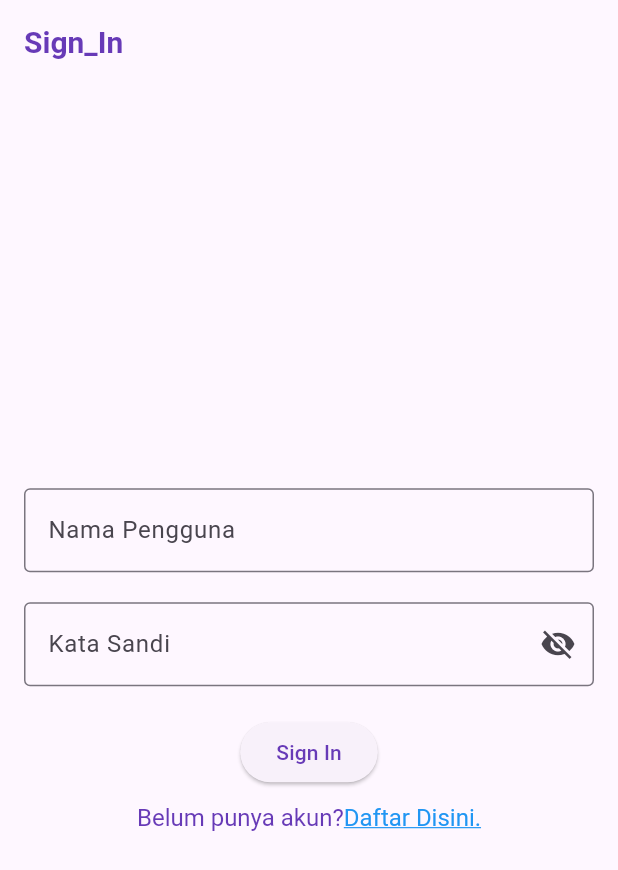
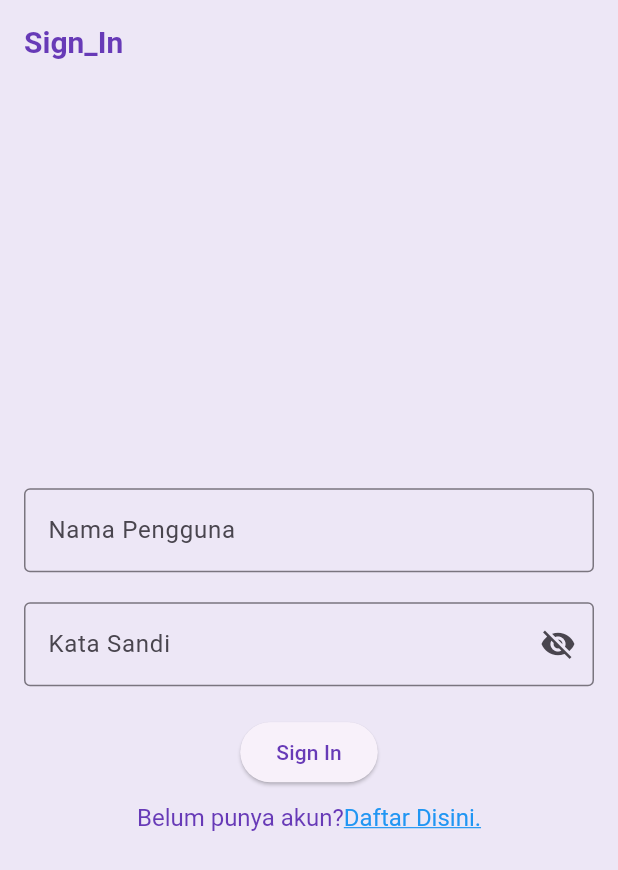
Before and after one commit to Mobile-Programming-MDP/materi-latihan-flutter-michaelg62, a Flutter app: the screen it shows after launch, on a phone screen of 412 x 824 dp. Shown: the top 870 px of the screen. Run offline on Flutter 3.47's test engine with Material 2 defaults, Android fonts, the light colour scheme and no system bars.

Commit message:
Updated Sign In Screen

```diff
--- a/wisata_candi/lib/main.dart
+++ b/wisata_candi/lib/main.dart
@@ -28,7 +28,7 @@ class MyApp extends StatelessWidget {
         colorScheme:
         ColorScheme.fromSeed(seedColor: Colors.deepPurple).copyWith(
           primary: Colors.deepPurple,
-          surface: Colors.deepPurple[58],
+          surface: Colors.deepPurple[50],
         ),
         useMaterial3: true,
       ),
```
